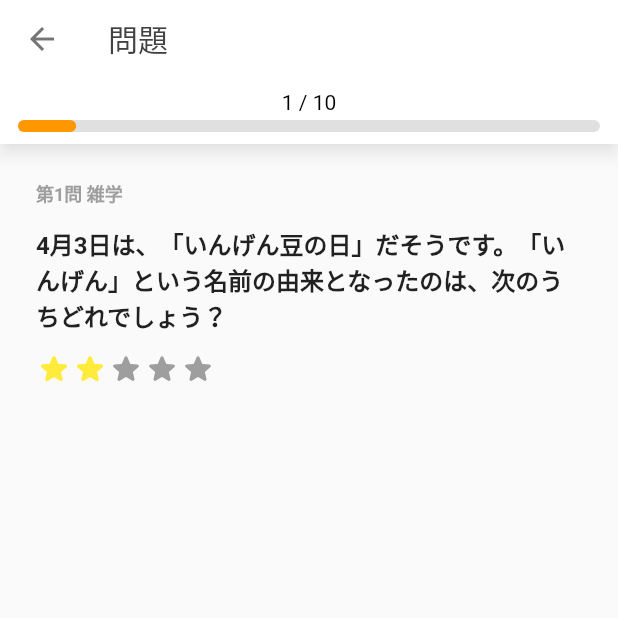
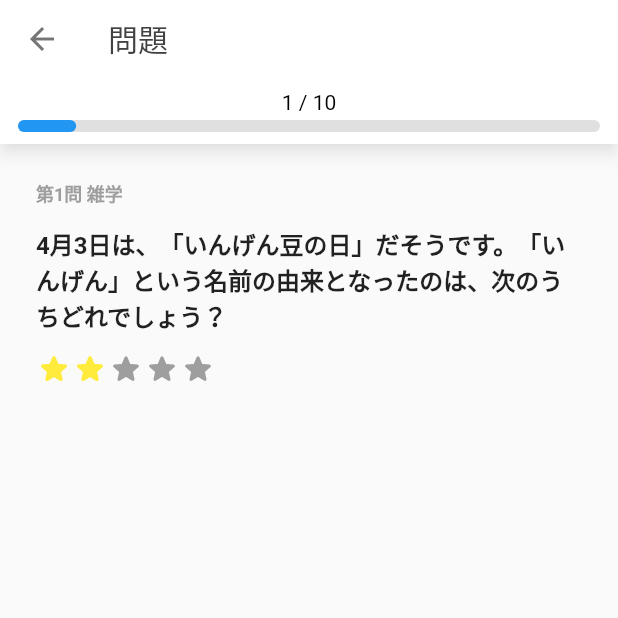
Before and after one commit to hayabusabusa/yrzy-hackathon-flutter, a Flutter app: the QuizScreen screen opened directly, on a phone screen of 412 x 824 dp, the top half of it. Run offline on Flutter 3.47's test engine with Material 2 defaults, Android fonts, the phone set to English and light mode, and no system bars.

Commit message:
ui: fix progress bar color

```diff
--- a/lib/screens/quiz_screen.dart
+++ b/lib/screens/quiz_screen.dart
@@ -84,7 +84,6 @@ class _QuizScreenState extends State<QuizScreen> {
           child: ProgressBar(
             max: _quizzes.isEmpty ? 1 : _quizzes.length,
             current: _quizzes.isEmpty ? 0 : _currentIndex + 1,
-            barColor: Colors.orange,
           ),
           preferredSize: ProgressBar.preferredSize
         ),
```
